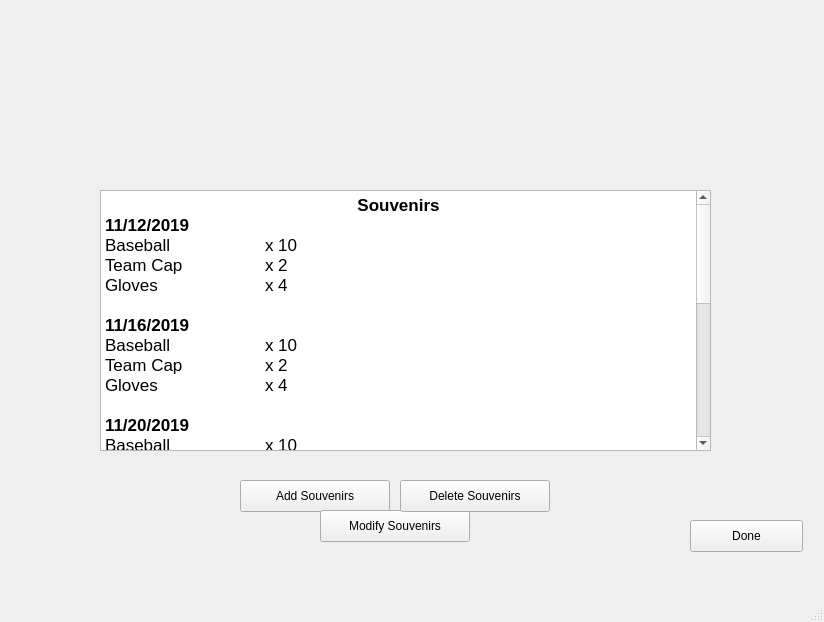
pradakev/CS8GroupProject2, file CS8project2/mainwindow.ui: the form before one commit.
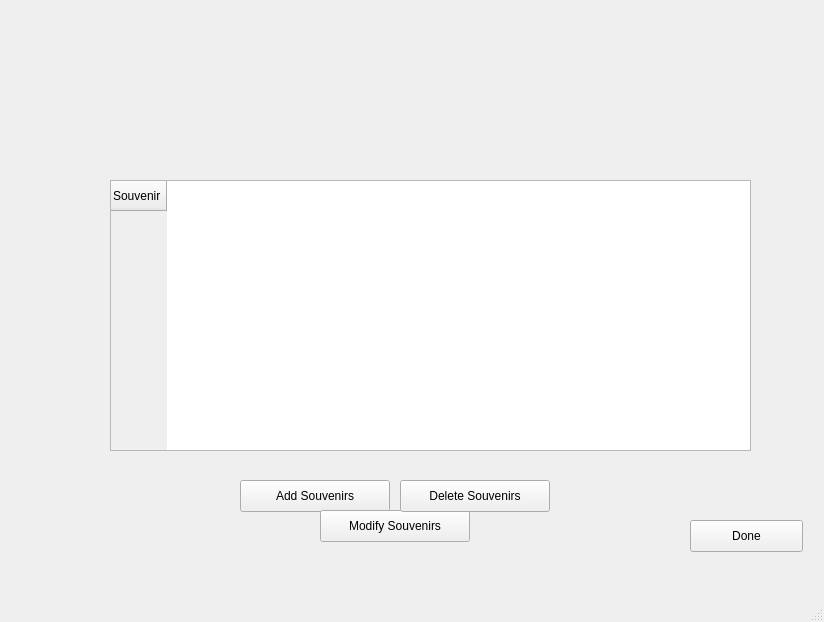
The form after the commit. The open tabs and pages were chosen to show the change. Icons and pictures are not drawn.

The edit to the form file:
```diff
--- a/CS8project2/mainwindow.ui
+++ b/CS8project2/mainwindow.ui
@@ -1005,51 +1005,20 @@
        <string>Delete Souvenirs</string>
       </property>
      </widget>
-     <widget class="QTextBrowser" name="souvenirsTxtBrowser">
+     <widget class="QTableWidget" name="tableWidget">
       <property name="geometry">
        <rect>
-        <x>90</x>
-        <y>190</y>
-        <width>611</width>
-        <height>261</height>
+        <x>100</x>
+        <y>180</y>
+        <width>641</width>
+        <height>271</height>
        </rect>
       </property>
-      <property name="html">
-       <string>&lt;!DOCTYPE HTML PUBLIC &quot;-//W3C//DTD HTML 4.0//EN&quot; &quot;http://www.w3.org/TR/REC-html40/strict.dtd&quot;&gt;
-&lt;html&gt;&lt;head&gt;&lt;meta name=&quot;qrichtext&quot; content=&quot;1&quot; /&gt;&lt;style type=&quot;text/css&quot;&gt;
-p, li { white-space: pre-wrap; }
-&lt;/style&gt;&lt;/head&gt;&lt;body style=&quot; font-family:'.SF NS Text'; font-size:13pt; font-weight:400; font-style:normal;&quot;&gt;
-&lt;p align=&quot;center&quot; style=&quot; margin-top:0px; margin-bottom:0px; margin-left:0px; margin-right:0px; -qt-block-indent:0; text-indent:0px;&quot;&gt;&lt;span style=&quot; font-family:'.SF NS Text'; font-weight:600;&quot;&gt;Souvenirs&lt;/span&gt;&lt;/p&gt;
-&lt;p style=&quot; margin-top:0px; margin-bottom:0px; margin-left:0px; margin-right:0px; -qt-block-indent:0; text-indent:0px;&quot;&gt;&lt;span style=&quot; font-family:'.SF NS Text'; font-weight:600;&quot;&gt;11/12/2019&lt;/span&gt;&lt;/p&gt;
-&lt;p style=&quot; margin-top:0px; margin-bottom:0px; margin-left:0px; margin-right:0px; -qt-block-indent:0; text-indent:0px;&quot;&gt;&lt;span style=&quot; font-family:'.SF NS Text';&quot;&gt;Baseball		x 10&lt;/span&gt;&lt;/p&gt;
-&lt;p style=&quot; margin-top:0px; margin-bottom:0px; margin-left:0px; margin-right:0px; -qt-block-indent:0; text-indent:0px;&quot;&gt;&lt;span style=&quot; font-family:'.SF NS Text';&quot;&gt;Team Cap		x 2&lt;/span&gt;&lt;/p&gt;
-&lt;p style=&quot; margin-top:0px; margin-bottom:0px; margin-left:0px; margin-right:0px; -qt-block-indent:0; text-indent:0px;&quot;&gt;&lt;span style=&quot; font-family:'.SF NS Text';&quot;&gt;Gloves		x 4&lt;/span&gt;&lt;/p&gt;
-&lt;p style=&quot;-qt-paragraph-type:empty; margin-top:0px; margin-bottom:0px; margin-left:0px; margin-right:0px; -qt-block-indent:0; text-indent:0px; font-family:'.SF NS Text';&quot;&gt;&lt;br /&gt;&lt;/p&gt;
-&lt;p style=&quot; margin-top:0px; margin-bottom:0px; margin-left:0px; margin-right:0px; -qt-block-indent:0; text-indent:0px;&quot;&gt;&lt;span style=&quot; font-family:'.SF NS Text'; font-weight:600;&quot;&gt;11/16/2019&lt;/span&gt;&lt;/p&gt;
-&lt;p style=&quot; margin-top:0px; margin-bottom:0px; margin-left:0px; margin-right:0px; -qt-block-indent:0; text-indent:0px;&quot;&gt;&lt;span style=&quot; font-family:'.SF NS Text';&quot;&gt;Baseball		x 10&lt;/span&gt;&lt;/p&gt;
-&lt;p style=&quot; margin-top:0px; margin-bottom:0px; margin-left:0px; margin-right:0px; -qt-block-indent:0; text-indent:0px;&quot;&gt;&lt;span style=&quot; font-family:'.SF NS Text';&quot;&gt;Team Cap		x 2&lt;/span&gt;&lt;/p&gt;
-&lt;p style=&quot; margin-top:0px; margin-bottom:0px; margin-left:0px; margin-right:0px; -qt-block-indent:0; text-indent:0px;&quot;&gt;&lt;span style=&quot; font-family:'.SF NS Text';&quot;&gt;Gloves		x 4&lt;/span&gt;&lt;/p&gt;
-&lt;p style=&quot;-qt-paragraph-type:empty; margin-top:0px; margin-bottom:0px; margin-left:0px; margin-right:0px; -qt-block-indent:0; text-indent:0px; font-family:'.SF NS Text';&quot;&gt;&lt;br /&gt;&lt;/p&gt;
-&lt;p style=&quot; margin-top:0px; margin-bottom:0px; margin-left:0px; margin-right:0px; -qt-block-indent:0; text-indent:0px;&quot;&gt;&lt;span style=&quot; font-family:'.SF NS Text'; font-weight:600;&quot;&gt;11/20/2019&lt;/span&gt;&lt;/p&gt;
-&lt;p style=&quot; margin-top:0px; margin-bottom:0px; margin-left:0px; margin-right:0px; -qt-block-indent:0; text-indent:0px;&quot;&gt;&lt;span style=&quot; font-family:'.SF NS Text';&quot;&gt;Baseball		x 10&lt;/span&gt;&lt;/p&gt;
-&lt;p style=&quot; margin-top:0px; margin-bottom:0px; margin-left:0px; margin-right:0px; -qt-block-indent:0; text-indent:0px;&quot;&gt;&lt;span style=&quot; font-family:'.SF NS Text';&quot;&gt;Team Cap		x 2&lt;/span&gt;&lt;/p&gt;
-&lt;p style=&quot; margin-top:0px; margin-bottom:0px; margin-left:0px; margin-right:0px; -qt-block-indent:0; text-indent:0px;&quot;&gt;&lt;span style=&quot; font-family:'.SF NS Text';&quot;&gt;Gloves		x 4&lt;/span&gt;&lt;/p&gt;
-&lt;p style=&quot;-qt-paragraph-type:empty; margin-top:0px; margin-bottom:0px; margin-left:0px; margin-right:0px; -qt-block-indent:0; text-indent:0px; font-family:'.SF NS Text';&quot;&gt;&lt;br /&gt;&lt;/p&gt;
-&lt;p style=&quot; margin-top:0px; margin-bottom:0px; margin-left:0px; margin-right:0px; -qt-block-indent:0; text-indent:0px;&quot;&gt;&lt;span style=&quot; font-family:'.SF NS Text'; font-weight:600;&quot;&gt;11/12/2019&lt;/span&gt;&lt;/p&gt;
-&lt;p style=&quot; margin-top:0px; margin-bottom:0px; margin-left:0px; margin-right:0px; -qt-block-indent:0; text-indent:0px;&quot;&gt;&lt;span style=&quot; font-family:'.SF NS Text';&quot;&gt;Baseball		x 10&lt;/span&gt;&lt;/p&gt;
-&lt;p style=&quot; margin-top:0px; margin-bottom:0px; margin-left:0px; margin-right:0px; -qt-block-indent:0; text-indent:0px;&quot;&gt;&lt;span style=&quot; font-family:'.SF NS Text';&quot;&gt;Team Cap		x 2&lt;/span&gt;&lt;/p&gt;
-&lt;p style=&quot; margin-top:0px; margin-bottom:0px; margin-left:0px; margin-right:0px; -qt-block-indent:0; text-indent:0px;&quot;&gt;&lt;span style=&quot; font-family:'.SF NS Text';&quot;&gt;Gloves		x 4&lt;/span&gt;&lt;/p&gt;
-&lt;p style=&quot;-qt-paragraph-type:empty; margin-top:0px; margin-bottom:0px; margin-left:0px; margin-right:0px; -qt-block-indent:0; text-indent:0px; font-family:'.SF NS Text';&quot;&gt;&lt;br /&gt;&lt;/p&gt;
-&lt;p style=&quot; margin-top:0px; margin-bottom:0px; margin-left:0px; margin-right:0px; -qt-block-indent:0; text-indent:0px;&quot;&gt;&lt;span style=&quot; font-family:'.SF NS Text'; font-weight:600;&quot;&gt;11/16/2019&lt;/span&gt;&lt;/p&gt;
-&lt;p style=&quot; margin-top:0px; margin-bottom:0px; margin-left:0px; margin-right:0px; -qt-block-indent:0; text-indent:0px;&quot;&gt;&lt;span style=&quot; font-family:'.SF NS Text';&quot;&gt;Baseball		x 10&lt;/span&gt;&lt;/p&gt;
-&lt;p style=&quot; margin-top:0px; margin-bottom:0px; margin-left:0px; margin-right:0px; -qt-block-indent:0; text-indent:0px;&quot;&gt;&lt;span style=&quot; font-family:'.SF NS Text';&quot;&gt;Team Cap		x 2&lt;/span&gt;&lt;/p&gt;
-&lt;p style=&quot; margin-top:0px; margin-bottom:0px; margin-left:0px; margin-right:0px; -qt-block-indent:0; text-indent:0px;&quot;&gt;&lt;span style=&quot; font-family:'.SF NS Text';&quot;&gt;Gloves		x 4&lt;/span&gt;&lt;/p&gt;
-&lt;p style=&quot;-qt-paragraph-type:empty; margin-top:0px; margin-bottom:0px; margin-left:0px; margin-right:0px; -qt-block-indent:0; text-indent:0px; font-family:'.SF NS Text';&quot;&gt;&lt;br /&gt;&lt;/p&gt;
-&lt;p style=&quot; margin-top:0px; margin-bottom:0px; margin-left:0px; margin-right:0px; -qt-block-indent:0; text-indent:0px;&quot;&gt;&lt;span style=&quot; font-family:'.SF NS Text'; font-weight:600;&quot;&gt;11/20/2019&lt;/span&gt;&lt;/p&gt;
-&lt;p style=&quot; margin-top:0px; margin-bottom:0px; margin-left:0px; margin-right:0px; -qt-block-indent:0; text-indent:0px;&quot;&gt;&lt;span style=&quot; font-family:'.SF NS Text';&quot;&gt;Baseball		x 10&lt;/span&gt;&lt;/p&gt;
-&lt;p style=&quot; margin-top:0px; margin-bottom:0px; margin-left:0px; margin-right:0px; -qt-block-indent:0; text-indent:0px;&quot;&gt;&lt;span style=&quot; font-family:'.SF NS Text';&quot;&gt;Team Cap		x 2&lt;/span&gt;&lt;/p&gt;
-&lt;p style=&quot; margin-top:0px; margin-bottom:0px; margin-left:0px; margin-right:0px; -qt-block-indent:0; text-indent:0px;&quot;&gt;&lt;span style=&quot; font-family:'.SF NS Text';&quot;&gt;Gloves		x 4&lt;/span&gt;&lt;/p&gt;&lt;/body&gt;&lt;/html&gt;</string>
-      </property>
+      <row>
+       <property name="text">
+        <string>Souvenir</string>
+       </property>
+      </row>
      </widget>
     </widget>
     <widget class="QWidget" name="adminWelcomePg">
```
